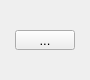
First picture: the form in ToolButtonWidget.ui, repository HcashOrg/hx-indicator, before the edit.
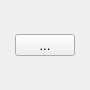
Second picture: the form after the edit.

```diff
--- a/ToolButtonWidget.ui
+++ b/ToolButtonWidget.ui
@@ -7,34 +7,110 @@
     <x>0</x>
     <y>0</y>
     <width>90</width>
-    <height>80</height>
+    <height>90</height>
    </rect>
   </property>
   <property name="windowTitle">
    <string>Form</string>
   </property>
-  <widget class="QToolButton" name="toolButton">
-   <property name="geometry">
-    <rect>
-     <x>15</x>
-     <y>30</y>
-     <width>60</width>
-     <height>20</height>
-    </rect>
+  <layout class="QHBoxLayout" name="horizontalLayout" stretch="1,4,1">
+   <property name="spacing">
+    <number>0</number>
    </property>
-   <property name="font">
-    <font>
-     <family>Microsoft YaHei UI</family>
-     <pointsize>10</pointsize>
-    </font>
+   <property name="leftMargin">
+    <number>0</number>
    </property>
-   <property name="text">
-    <string>...</string>
+   <property name="topMargin">
+    <number>0</number>
    </property>
-   <property name="toolButtonStyle">
-    <enum>Qt::ToolButtonTextOnly</enum>
+   <property name="rightMargin">
+    <number>0</number>
    </property>
-  </widget>
+   <property name="bottomMargin">
+    <number>0</number>
+   </property>
+   <item>
+    <spacer name="horizontalSpacer">
+     <property name="orientation">
+      <enum>Qt::Horizontal</enum>
+     </property>
+     <property name="sizeHint" stdset="0">
+      <size>
+       <width>12</width>
+       <height>20</height>
+      </size>
+     </property>
+    </spacer>
+   </item>
+   <item>
+    <layout class="QVBoxLayout" name="verticalLayout" stretch="3,2,3">
+     <property name="spacing">
+      <number>0</number>
+     </property>
+     <item>
+      <spacer name="verticalSpacer">
+       <property name="orientation">
+        <enum>Qt::Vertical</enum>
+       </property>
+       <property name="sizeHint" stdset="0">
+        <size>
+         <width>20</width>
+         <height>18</height>
+        </size>
+       </property>
+      </spacer>
+     </item>
+     <item>
+      <widget class="QToolButton" name="toolButton">
+       <property name="sizePolicy">
+        <sizepolicy hsizetype="Preferred" vsizetype="Preferred">
+         <horstretch>0</horstretch>
+         <verstretch>0</verstretch>
+        </sizepolicy>
+       </property>
+       <property name="font">
+        <font>
+         <family>Microsoft YaHei UI</family>
+         <pointsize>10</pointsize>
+        </font>
+       </property>
+       <property name="text">
+        <string>...</string>
+       </property>
+       <property name="toolButtonStyle">
+        <enum>Qt::ToolButtonTextOnly</enum>
+       </property>
+      </widget>
+     </item>
+     <item>
+      <spacer name="verticalSpacer_2">
+       <property name="orientation">
+        <enum>Qt::Vertical</enum>
+       </property>
+       <property name="sizeHint" stdset="0">
+        <size>
+         <width>20</width>
+         <height>40</height>
+        </size>
+       </property>
+      </spacer>
+     </item>
+    </layout>
+   </item>
+   <item>
+    <spacer name="horizontalSpacer_2">
+     <property name="orientation">
+      <enum>Qt::Horizontal</enum>
+     </property>
+     <property name="sizeHint" stdset="0">
+      <size>
+       <width>12</width>
+       <height>20</height>
+      </size>
+     </property>
+    </spacer>
+   </item>
+  </layout>
  </widget>
  <resources/>
  <connections/>
```
